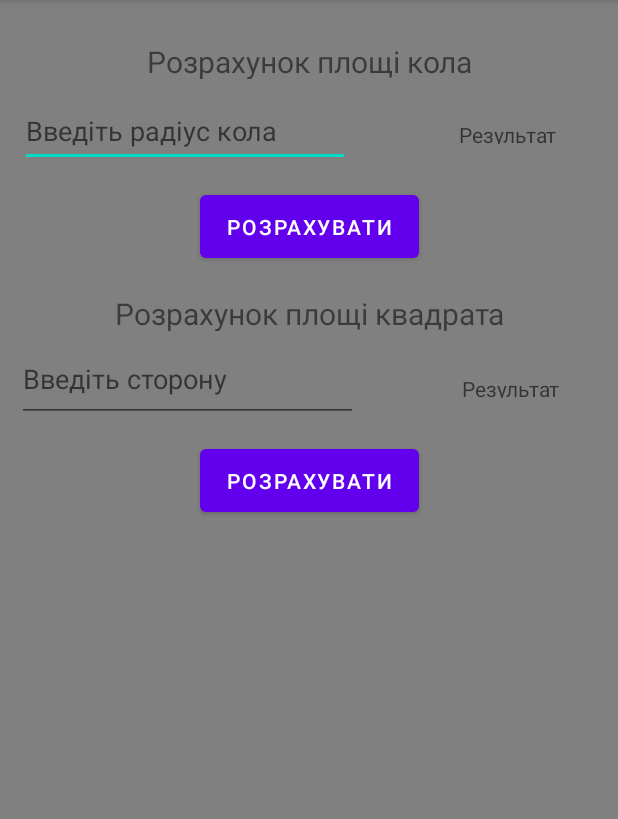
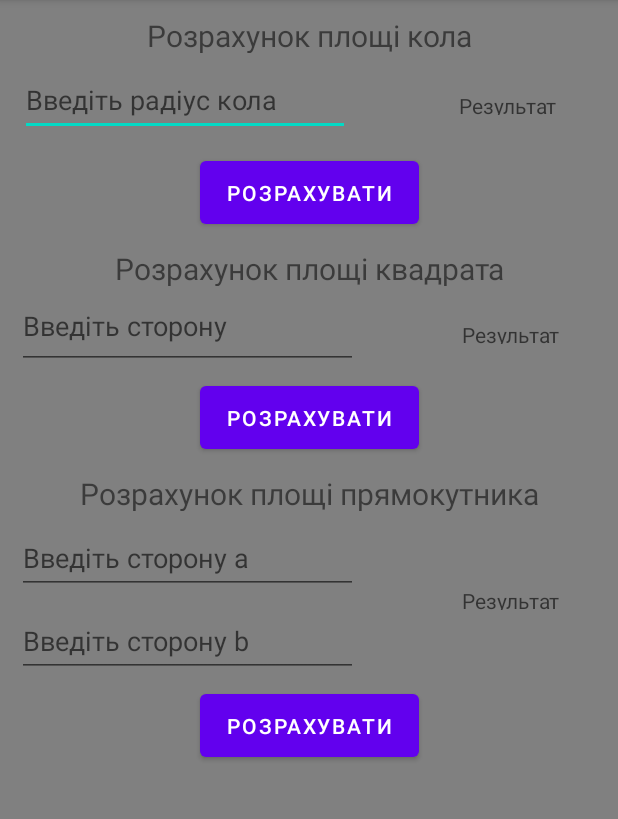
Before and after one commit to sabzetjeeee/Calculator, an Android app: the screen it shows after launch (MainActivity), on a phone screen of 412 x 824 dp, the part 84-903 px from its top. Run offline under Robolectric (Android 15) with nearby library versions, the phone set to English and light mode, and no system bars.

Commit message:
Pозрахунок площi прямокутника

```diff
--- a/app/src/main/java/com/example/mycalculator/MainActivity.kt
+++ b/app/src/main/java/com/example/mycalculator/MainActivity.kt
@@ -14,6 +14,10 @@ class MainActivity : AppCompatActivity() {
     private var mainbttn2: Button? = null
     private var inputText2: EditText? = null
     private var viewResult2: TextView? = null
+    private var mainbttn3: Button? = null
+    private var inputText3: EditText? = null
+    private var inputText4: EditText? = null
+    private var viewResult3: TextView? = null
 
     override fun onCreate(savedInstanceState: Bundle?) {
         super.onCreate(savedInstanceState)
@@ -25,6 +29,11 @@ class MainActivity : AppCompatActivity() {
         mainbttn2 = findViewById(R.id.bttn2)
         inputText2 = findViewById(R.id.etInput2)
         viewResult2 = findViewById(R.id.tvResult2)
+
+        mainbttn3 = findViewById(R.id.bttn3)
+        inputText3 = findViewById(R.id.etInput3)
+        inputText4 = findViewById(R.id.etInput4)
+        viewResult3 = findViewById(R.id.tvResult3)
 
         mainbttn1?.setOnClickListener {
             val R0 = inputText1?.text.toString()
@@ -39,5 +48,14 @@ class MainActivity : AppCompatActivity() {
             val S = a * a
             viewResult2?.text = "S=$S"
         }
+
+        mainbttn3?.setOnClickListener {
+            val a0 = inputText3?.text.toString()
+            val b0 = inputText4?.text.toString()
+            val a = a0.toDouble()
+            val b = b0.toDouble()
+            val S = a * b
+            viewResult3?.text = "S=$S"
+        }
     }
 }
--- a/app/src/main/res/layout/activity_main.xml
+++ b/app/src/main/res/layout/activity_main.xml
@@ -12,13 +12,14 @@
         android:id="@+id/tvInfo1"
         android:layout_width="match_parent"
         android:layout_height="25dp"
-        android:layout_marginTop="20dp"
+        android:layout_marginTop="10dp"
         android:layout_marginBottom="2dp"
         android:text="Розрахунок площі кола"
         android:textAlignment="center"
         android:textSize="20dp"
         app:layout_constraintBottom_toTopOf="@+id/etInput1"
         app:layout_constraintEnd_toEndOf="parent"
+        app:layout_constraintHorizontal_bias="0.0"
         app:layout_constraintStart_toStartOf="parent"
         app:layout_constraintTop_toTopOf="parent" />
 
@@ -26,8 +27,9 @@
         android:id="@+id/etInput1"
         android:layout_width="220dp"
         android:layout_height="48dp"
-        android:layout_marginTop="2dp"
+        android:layout_marginTop="5dp"
         android:layout_marginEnd="30dp"
+        android:layout_marginBottom="5dp"
         android:hint="Введіть радіус кола"
         app:layout_constraintBottom_toTopOf="@+id/bttn1"
         app:layout_constraintEnd_toStartOf="@+id/tvResult1"
@@ -63,6 +65,7 @@
         android:layout_width="match_parent"
         android:layout_height="25dp"
         android:layout_marginTop="10dp"
+        android:layout_marginBottom="2dp"
         android:text="Розрахунок площі квадрата"
         android:textAlignment="center"
         android:textSize="20dp"
@@ -100,11 +103,72 @@
         android:layout_width="146dp"
         android:layout_height="54dp"
         android:layout_marginTop="5dp"
-        android:layout_marginBottom="413dp"
         android:text="Розрахувати"
-        app:layout_constraintBottom_toBottomOf="parent"
+        app:layout_constraintBottom_toTopOf="@+id/tvInfo3"
         app:layout_constraintEnd_toEndOf="parent"
         app:layout_constraintStart_toStartOf="parent"
         app:layout_constraintTop_toBottomOf="@+id/etInput2" />
 
+    <TextView
+        android:id="@+id/tvInfo3"
+        android:layout_width="match_parent"
+        android:layout_height="25dp"
+        android:layout_marginTop="10dp"
+        android:layout_marginBottom="2dp"
+        android:text="Розрахунок площі прямокутника"
+        android:textAlignment="center"
+        android:textSize="20dp"
+        app:layout_constraintBottom_toTopOf="@+id/etInput3"
+        app:layout_constraintEnd_toEndOf="parent"
+        app:layout_constraintStart_toStartOf="parent"
+        app:layout_constraintTop_toBottomOf="@+id/bttn2" />
+
+    <EditText
+        android:id="@+id/etInput3"
+        android:layout_width="227dp"
+        android:layout_height="48dp"
+        android:layout_marginTop="5dp"
+        android:layout_marginEnd="30dp"
+        android:layout_marginBottom="2dp"
+        android:hint="Введіть сторону a"
+        app:layout_constraintBottom_toTopOf="@+id/etInput4"
+        app:layout_constraintEnd_toStartOf="@+id/tvResult3"
+        app:layout_constraintStart_toStartOf="parent"
+        app:layout_constraintTop_toBottomOf="@+id/tvInfo3" />
+
+    <EditText
+        android:id="@+id/etInput4"
+        android:layout_width="227dp"
+        android:layout_height="48dp"
+        android:layout_marginTop="5dp"
+        android:layout_marginEnd="30dp"
+        android:layout_marginBottom="5dp"
+        android:hint="Введіть сторону b"
+        app:layout_constraintBottom_toTopOf="@+id/bttn3"
+        app:layout_constraintEnd_toStartOf="@+id/tvResult3"
+        app:layout_constraintStart_toStartOf="parent"
+        app:layout_constraintTop_toBottomOf="@+id/etInput3" />
+
+    <TextView
+        android:id="@+id/tvResult3"
+        android:layout_width="121dp"
+        android:layout_height="16dp"
+        android:hint="Результат"
+        android:text=""
+        android:textAlignment="center"
+        app:layout_constraintBottom_toTopOf="@+id/bttn3"
+        app:layout_constraintEnd_toEndOf="parent"
+        app:layout_constraintStart_toEndOf="@+id/etInput3"
+        app:layout_constraintTop_toBottomOf="@+id/tvInfo3" />
+
+    <Button
+        android:id="@+id/bttn3"
+        android:layout_width="146dp"
+        android:layout_height="54dp"
+        android:layout_marginTop="5dp"
+        android:text="Розрахувати"
+        app:layout_constraintEnd_toEndOf="parent"
+        app:layout_constraintStart_toStartOf="parent"
+        app:layout_constraintTop_toBottomOf="@+id/etInput4" />
+
 </androidx.constraintlayout.widget.ConstraintLayout>
```
